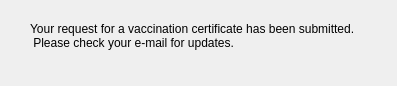
Above: L_A_B_Final_Project/vaxcertreq.ui from SourPanda13/106-Group-Assignment before the change. Below: the same form after it.
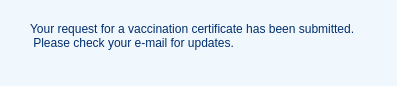
That is the form after the change.

Diff of the .ui file:
```diff
--- a/L_A_B_Final_Project/vaxcertreq.ui
+++ b/L_A_B_Final_Project/vaxcertreq.ui
@@ -13,6 +13,9 @@
   <property name="windowTitle">
    <string>Vaccine Certificate Request Successful</string>
   </property>
+  <property name="styleSheet">
+   <string notr="true">background-color: rgb(241, 248, 253);</string>
+  </property>
   <widget class="QLabel" name="label">
    <property name="geometry">
     <rect>
@@ -22,6 +25,9 @@
      <height>31</height>
     </rect>
    </property>
+   <property name="styleSheet">
+    <string notr="true">color: rgb(0, 46, 110);</string>
+   </property>
    <property name="text">
     <string>Your request for a vaccination certificate has been submitted.
  Please check your e-mail for updates.</string>
```
